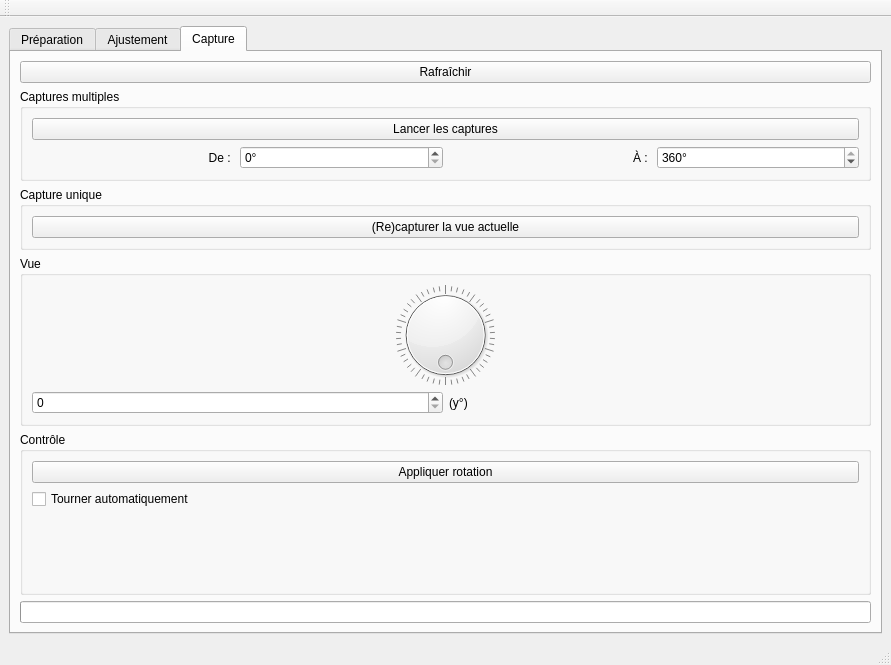
Qt form pc/master/mainwindow.ui (plule/pfe-costumes) before a commit.
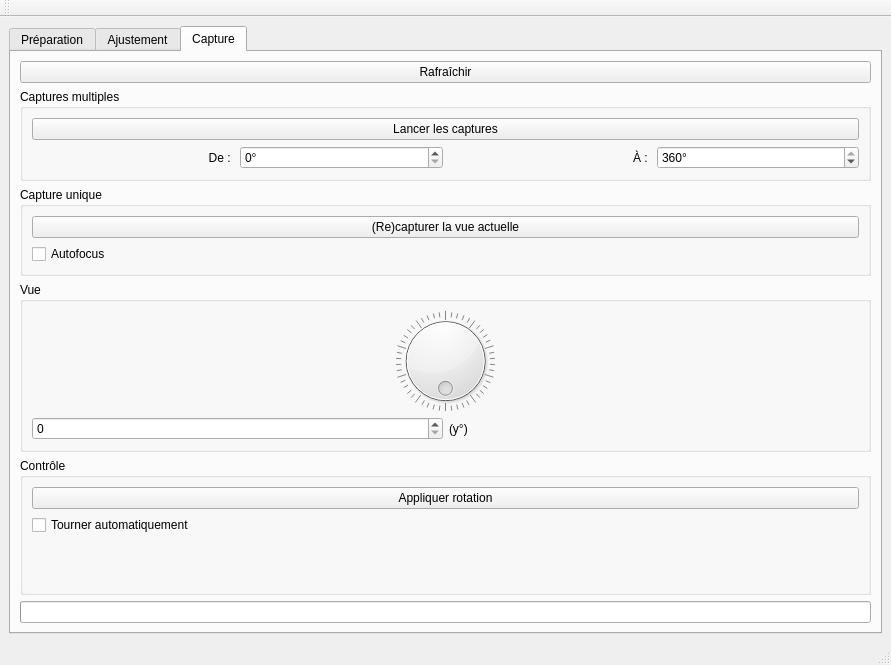
The same form after that commit.

```diff
--- a/pc/master/mainwindow.ui
+++ b/pc/master/mainwindow.ui
@@ -141,6 +141,13 @@
                  </property>
                 </widget>
                </item>
+               <item>
+                <widget class="QCheckBox" name="autofocusCheckBox">
+                 <property name="text">
+                  <string>Autofocus</string>
+                 </property>
+                </widget>
+               </item>
               </layout>
              </widget>
             </item>
```
